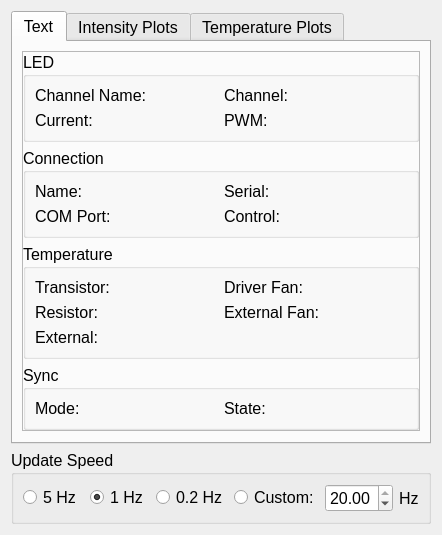
This is Software/GUI_code/Status_GUI.ui in Llamero/Four_Channel_MHz_LED_Driver as Qt 5 draws it before an edit. The edited form follows.
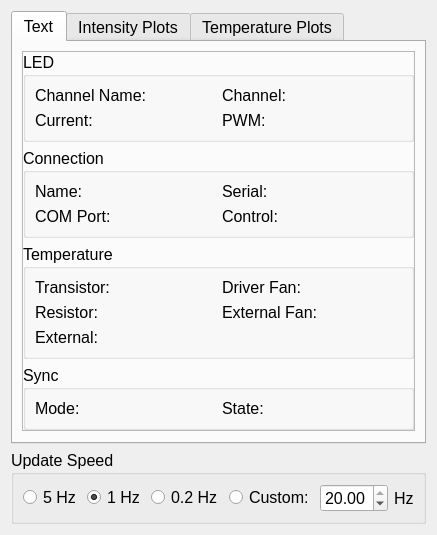
This is the edited form. Custom widgets are drawn as their Qt base class.

Commit message: Sync and status are both QWidgets and closed instances get overwritten on window open

What changed in the file:
```diff
--- a/Software/GUI_code/Status_GUI.ui
+++ b/Software/GUI_code/Status_GUI.ui
@@ -1,13 +1,13 @@
 <?xml version="1.0" encoding="UTF-8"?>
 <ui version="4.0">
- <class>Dialog</class>
- <widget class="QDialog" name="Dialog">
+ <class>Form</class>
+ <widget class="QWidget" name="Form">
   <property name="geometry">
    <rect>
     <x>0</x>
     <y>0</y>
-    <width>442</width>
-    <height>497</height>
+    <width>412</width>
+    <height>525</height>
    </rect>
   </property>
   <property name="font">
@@ -54,6 +54,7 @@
            <widget class="QGroupBox" name="text_sync_box">
             <property name="font">
              <font>
+              <pointsize>12</pointsize>
               <weight>50</weight>
               <bold>false</bold>
               <underline>false</underline>
@@ -67,6 +68,7 @@
               <widget class="QLabel" name="text_mode_label">
                <property name="font">
                 <font>
+                 <pointsize>12</pointsize>
                  <weight>50</weight>
                  <bold>false</bold>
                  <underline>false</underline>
@@ -97,6 +99,7 @@
            <widget class="QGroupBox" name="text_led_box">
             <property name="font">
              <font>
+              <pointsize>12</pointsize>
               <weight>50</weight>
               <bold>false</bold>
               <underline>false</underline>
@@ -110,6 +113,7 @@
               <widget class="QLabel" name="text_pwm_label">
                <property name="font">
                 <font>
+                 <pointsize>12</pointsize>
                  <weight>50</weight>
                  <bold>false</bold>
                  <underline>false</underline>
@@ -127,6 +131,7 @@
               <widget class="QLabel" name="text_current_label">
                <property name="font">
                 <font>
+                 <pointsize>12</pointsize>
                  <weight>50</weight>
                  <bold>false</bold>
                  <underline>false</underline>
@@ -144,6 +149,7 @@
               <widget class="QLabel" name="text_channel_label">
                <property name="font">
                 <font>
+                 <pointsize>12</pointsize>
                  <weight>50</weight>
                  <bold>false</bold>
                  <underline>false</underline>
@@ -161,6 +167,7 @@
               <widget class="QLabel" name="text_channel_name_label">
                <property name="font">
                 <font>
+                 <pointsize>12</pointsize>
                  <weight>50</weight>
                  <bold>false</bold>
                  <underline>false</underline>
@@ -181,6 +188,7 @@
            <widget class="QGroupBox" name="text_temperature_box">
             <property name="font">
              <font>
+              <pointsize>12</pointsize>
               <weight>50</weight>
               <bold>false</bold>
               <underline>false</underline>
@@ -194,6 +202,7 @@
               <widget class="QLabel" name="text_transistor_label">
                <property name="font">
                 <font>
+                 <pointsize>12</pointsize>
                  <weight>50</weight>
                  <bold>false</bold>
                  <underline>false</underline>
@@ -211,6 +220,7 @@
               <widget class="QLabel" name="text_driver_fan_label">
                <property name="font">
                 <font>
+                 <pointsize>12</pointsize>
                  <weight>50</weight>
                  <bold>false</bold>
                  <underline>false</underline>
@@ -228,6 +238,7 @@
               <widget class="QLabel" name="text_resistor_label">
                <property name="font">
                 <font>
+                 <pointsize>12</pointsize>
                  <weight>50</weight>
                  <bold>false</bold>
                  <underline>false</underline>
@@ -245,6 +256,7 @@
               <widget class="QLabel" name="text_external_label">
                <property name="font">
                 <font>
+                 <pointsize>12</pointsize>
                  <weight>50</weight>
                  <bold>false</bold>
                  <underline>false</underline>
@@ -275,6 +287,7 @@
            <widget class="QGroupBox" name="text_connection_box">
             <property name="font">
              <font>
+              <pointsize>12</pointsize>
               <weight>50</weight>
               <italic>false</italic>
               <bold>false</bold>
@@ -290,6 +303,7 @@
               <widget class="QLabel" name="text_serial_label">
                <property name="font">
                 <font>
+                 <pointsize>12</pointsize>
                  <weight>50</weight>
                  <italic>false</italic>
                  <bold>false</bold>
@@ -309,6 +323,7 @@
               <widget class="QLabel" name="text_name_label">
                <property name="font">
                 <font>
+                 <pointsize>12</pointsize>
                  <weight>50</weight>
                  <italic>false</italic>
                  <bold>false</bold>
@@ -328,6 +343,7 @@
               <widget class="QLabel" name="text_com_port_label">
                <property name="font">
                 <font>
+                 <pointsize>12</pointsize>
                  <weight>50</weight>
                  <italic>false</italic>
                  <bold>false</bold>
```
Left out of the diff: 2 changed lines with no effect on the pictures. The commit also changes 8 other files.
